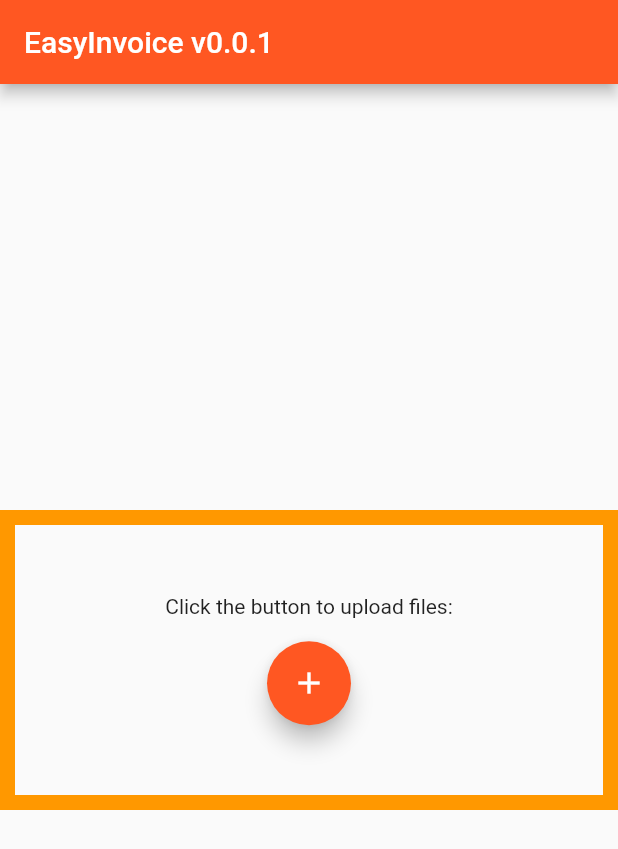
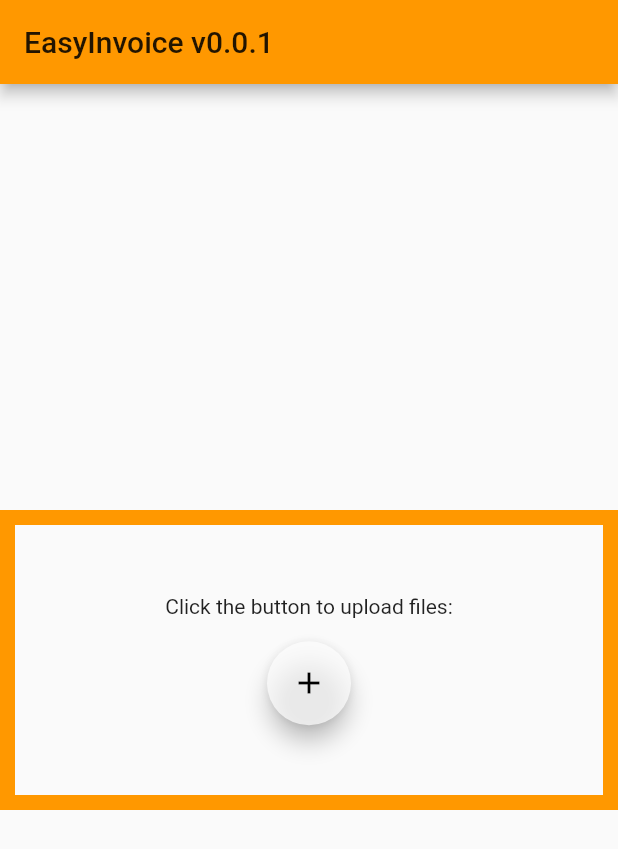
Before and after one commit to RockDarkwater/easyinvoice, a Flutter app: the screen it shows after launch, on a phone screen of 412 x 824 dp. Shown: the top 849 px of the screen. Run offline on Flutter 3.47's test engine with Material 2 defaults, Android fonts, the phone set to English and light mode, and no system bars; our stand-ins replace cloud_firestore, file_picker, firebase_core, get; missing offline and left inert: excel; accounts and stored records are empty.

Commit message:
Mar 24 - Upload w/ Cust pick

```diff
--- a/lib/main.dart
+++ b/lib/main.dart
@@ -1,6 +1,5 @@
 import 'package:easyinvoice/controllers/firebase_controller.dart';
 import 'package:easyinvoice/controllers/import_controller.dart';
-import 'package:easyinvoice/screens/batch_overview.dart';
 import 'package:easyinvoice/screens/upload.dart';
 import 'package:flutter/material.dart';
 import 'package:firebase_core/firebase_core.dart';
@@ -44,15 +43,13 @@ class App extends StatelessWidget {
         if (snapshot.connectionState == ConnectionState.done) {
           // Start Authentication
           return GetMaterialApp(
-              title: 'Flutter Demo',
-              theme: ThemeData(
+            title: 'Flutter Demo',
+            theme: ThemeData(
                 primarySwatch: Colors.deepOrange,
-              ),
-              home: Obx(
-                () => (controller.jobs.length > 0)
-                    ? OverviewScreen()
-                    : UploadScreen(),
-              ));
+                primaryColor: Colors.orange,
+                accentColor: Colors.white70),
+            home: UploadScreen(),
+          );
         }
         // Otherwise, show progress indicator whilst waiting for initialization to complete
         return CircularProgressIndicator();
--- a/lib/screens/upload.dart
+++ b/lib/screens/upload.dart
@@ -1,6 +1,5 @@
-import 'package:easyinvoice/components/firebase_curation_functions.dart';
 import 'package:easyinvoice/controllers/import_controller.dart';
-import 'package:easyinvoice/test/test_objects.dart';
+import 'package:easyinvoice/screens/batch_overview.dart';
 
 import 'package:flutter/material.dart';
 import 'package:get/get.dart';
@@ -27,9 +26,7 @@ class UploadScreen extends StatelessWidget {
                       width: 10.0,
                       style: BorderStyle.solid)),
             ),
-            Obx(
-              () => controller.jobs.length == 0
-                  ? Column(
+            Column(
               mainAxisAlignment: MainAxisAlignment.center,
               children: <Widget>[
                 Text(
@@ -41,42 +38,15 @@ class UploadScreen extends StatelessWidget {
                     onPressed: () async {
                       // await uploadCustomers();
                       // controller.jobs.add(await testJob());
-                              await controller.import();
+                      Get.to(OverviewScreen(),
+                          transition: Transition.noTransition);
+                      // await controller.import();
                     },
                     tooltip: 'Increment',
                     child: Icon(Icons.add),
                   ),
                 ),
               ],
-                    )
-                  : Container(
-                      child: Column(
-                        mainAxisAlignment: MainAxisAlignment.center,
-                        children: [
-                          Text(
-                              'Click \' - \' to remove the ${controller.jobs.length} jobs, Click \' + \' to add more.'),
-                          Padding(
-                            padding: const EdgeInsets.only(top: 15.0),
-                            child: Row(
-                              mainAxisAlignment: MainAxisAlignment.center,
-                              children: [
-                                FloatingActionButton(
-                                  onPressed: () async => controller.import,
-                                  child: Icon(Icons.remove),
-                                ),
-                                SizedBox(
-                                  width: 15.0,
-                                ),
-                                FloatingActionButton(
-                                  onPressed: () => controller.jobs.clear(),
-                                  child: Icon(Icons.add),
-                                ),
-                              ],
-                            ),
-                          ),
-                        ],
-                      ),
-                    ),
             ),
           ],
         ),
```
Also changed, not shown: lib/controllers/import_controller.dart (+18 -12 lines), lib/screens/batch_overview.dart (+32 -4 lines), 1 other file. Lines whose indentation alone changed are shown as unchanged.
